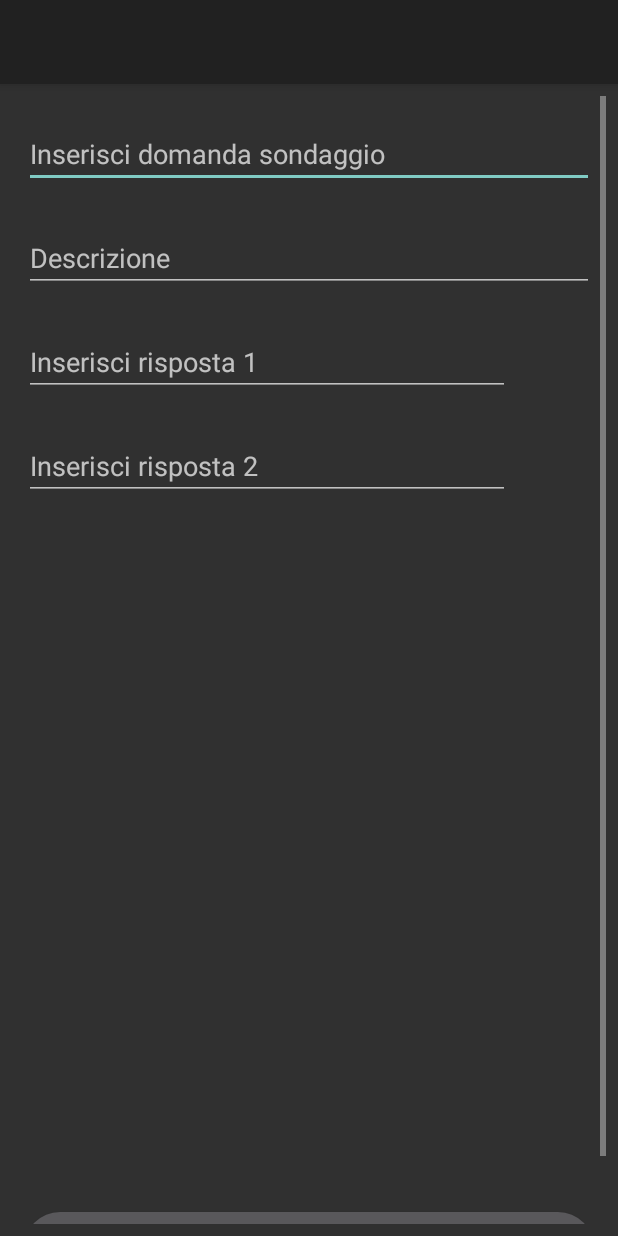
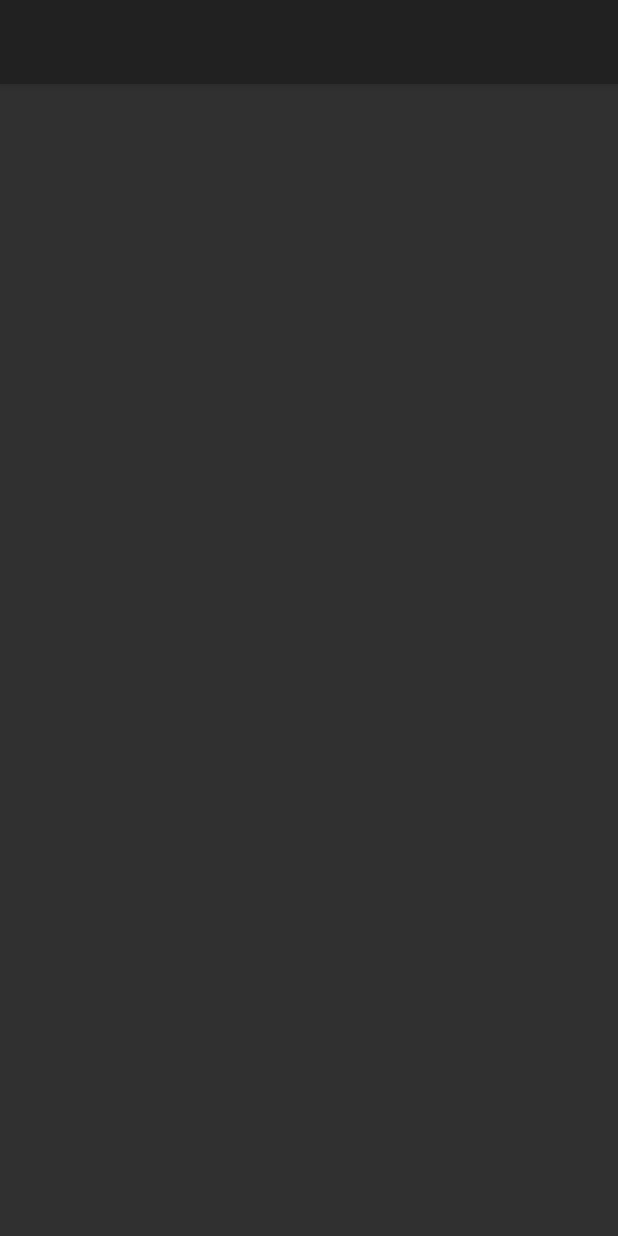
Before and after one commit to Gnagnom94/HouseworkCalendar, an Android app: the layout activity_aggiunta_sondaggio.xml on its own in the app's theme, with its tools: preview values and no code run, on a phone screen of 412 x 824 dp. Run offline under Robolectric (Android 15) with nearby library versions, the phone set to English and light mode, and no system bars.

Commit message:
Errore su AggiuntaSondaggio NullPointerException da risolvere

```diff
--- a/app/src/main/java/namenotfoundunica/houseworkcalendar/activity/AggiuntaSondaggio.java
+++ b/app/src/main/java/namenotfoundunica/houseworkcalendar/activity/AggiuntaSondaggio.java
@@ -37,18 +37,18 @@ public class AggiuntaSondaggio extends AppCompatActivity
         setSupportActionBar(toolbar);
         setupActionBar();
 
-        final TextView titolo_sondaggio = (TextView) findViewById(R.id.titolo_sondaggio);
+        /*final TextView titolo_sondaggio = (TextView) findViewById(R.id.titolo_sondaggio);
         final TextView descrizione_sondaggio = (TextView) findViewById(R.id.descrizione_sondaggio);
         final TextView risposta1 = (TextView) findViewById(R.id.Q1);
         final TextView risposta2 = (TextView) findViewById(R.id.addQ2);
-        Button send_survey = (Button) findViewById(R.id.send_survey);
+        Button send_survey = (Button) findViewById(R.id.send_survey);*/
 
         ListView lista_risposte = (ListView) findViewById(R.id.ListAnswer);
         final List<String> risposte = new ArrayList<String>();
         CustomAdapter custom = new CustomAdapter(AggiuntaSondaggio.this, R.layout.custom_addq_layout,risposte);
         lista_risposte.setAdapter(custom);
 
-        send_survey.setOnClickListener(new View.OnClickListener()
+        /*send_survey.setOnClickListener(new View.OnClickListener()
         {
             @Override
             public void onClick(View v)
@@ -64,27 +64,26 @@ public class AggiuntaSondaggio extends AppCompatActivity
                 startActivity(backToSurvey);
 
             }
-        });
+        });*/
 
 
     }
     public class CustomAdapter extends ArrayAdapter
     {
         private Context mContext;
-        private List<String> risposte;
+        private List<String> risposte = new ArrayList<String>();
         private LayoutInflater inflater;
         private int count = 0;
 
         public CustomAdapter(@NonNull Context mContext, int resource, List<String> risposte)
         {
             super(mContext, resource, risposte);
-            this.risposte = risposte;
             inflater = LayoutInflater.from(mContext);
         }
 
         public int getCount()
         {
-            return risposte.size()+1;
+            return risposte.size()+5;
         }
         public long getItemId(int position)
         {
@@ -93,13 +92,38 @@ public class AggiuntaSondaggio extends AppCompatActivity
         @Override
         public View getView(final int position, View convertView, ViewGroup parent)
         {
-            if(inflater==null)
+            if (inflater == null)
             {
-                inflater= (LayoutInflater) mContext.getSystemService(Context.LAYOUT_INFLATER_SERVICE);
+                inflater = (LayoutInflater) mContext.getSystemService(Context.LAYOUT_INFLATER_SERVICE);
             }
-            if(convertView==null)
+
+            if(position <= 3) {
+                switch (position) {
+                    case 0:
+                        convertView = inflater.inflate(R.layout.custom_firsttw_layout, parent, false);
+
+                        return convertView;
+                    case 1:
+                        convertView = inflater.inflate(R.layout.custom_firsttw_layout, parent, false);
+
+                        return convertView;
+
+                    case 2:
+                        convertView = inflater.inflate(R.layout.custom_secondtw_layout, parent, false);
+
+                        return convertView;
+
+                    case 3:
+                        convertView = inflater.inflate(R.layout.custom_secondtw_layout, parent, false);
+
+                        return convertView;
+                }
+            }
+            if(position > 3)
             {
-                convertView=inflater.inflate(R.layout.custom_addq_layout,parent,false);
+                if (convertView == null)
+                {
+                    convertView = inflater.inflate(R.layout.custom_addq_layout, parent, false);
                 }
 
                 final ImageButton piu = (ImageButton) convertView.findViewById(R.id.addQ);
@@ -108,8 +132,7 @@ public class AggiuntaSondaggio extends AppCompatActivity
                 piu.setOnClickListener(new View.OnClickListener()
                 {
                     @Override
-                public void onClick(View v)
-                {
+                    public void onClick(View v) {
                         risposte.add("prova");
                         piu.setVisibility(View.GONE);
                         meno.setVisibility(View.VISIBLE);
@@ -119,27 +142,22 @@ public class AggiuntaSondaggio extends AppCompatActivity
                 meno.setOnClickListener(new View.OnClickListener()
                 {
                     @Override
-                public void onClick(View v)
-                {
-                    risposte.remove(position);
+                    public void onClick(View v) {
+//                        risposte.remove(position);
                         piu.setVisibility(View.VISIBLE);
                         notifyDataSetChanged();
                     }
                 });
 
 
-
-
-
-
-
                 return convertView;
+            }
+            return null;
         }
 
 
 
     }
-
 
     private void setupActionBar()
     {
--- a/app/src/main/res/layout/content_aggiunta_sondaggio.xml
+++ b/app/src/main/res/layout/content_aggiunta_sondaggio.xml
@@ -6,94 +6,6 @@
     android:layout_height="match_parent"
     tools:context=".activity.AggiuntaSondaggio">
 
-    <ScrollView
-        android:layout_width="match_parent"
-        android:layout_height="match_parent"
-        app:layout_constraintBottom_toBottomOf="parent"
-        app:layout_constraintEnd_toEndOf="parent"
-        app:layout_constraintStart_toStartOf="parent"
-        app:layout_constraintTop_toTopOf="parent">
-
-        <LinearLayout
-            android:layout_width="match_parent"
-            android:layout_height="wrap_content"
-            android:gravity="bottom"
-            android:orientation="vertical">
-
-            <android.support.constraint.ConstraintLayout
-                android:layout_width="match_parent"
-                android:layout_height="match_parent"
-                android:minHeight="800dp"
-                android:orientation="vertical">
-
-                <android.support.design.widget.TextInputEditText
-                    android:id="@+id/titolo_sondaggio"
-                    android:layout_width="match_parent"
-                    android:layout_height="wrap_content"
-                    android:layout_marginEnd="8dp"
-                    android:layout_marginStart="8dp"
-                    android:layout_marginTop="16dp"
-                    android:hint="Inserisci domanda sondaggio"
-                    android:inputType="text"
-                    app:layout_constraintEnd_toEndOf="parent"
-                    app:layout_constraintHorizontal_bias="1.0"
-                    app:layout_constraintStart_toStartOf="parent"
-                    app:layout_constraintTop_toTopOf="parent" />
-
-                <EditText
-                    android:id="@+id/addQ2"
-                    android:layout_width="0dp"
-                    android:layout_height="wrap_content"
-                    android:layout_marginEnd="8dp"
-                    android:layout_marginStart="8dp"
-                    android:layout_marginTop="24dp"
-                    android:ems="10"
-                    android:hint="Inserisci risposta 2"
-                    android:inputType="textPersonName"
-                    android:singleLine="false"
-                    android:visibility="visible"
-                    app:layout_constraintEnd_toStartOf="@+id/imageButton"
-                    app:layout_constraintStart_toStartOf="parent"
-                    app:layout_constraintTop_toBottomOf="@+id/Q1" />
-
-                <ImageButton
-                    android:id="@+id/imageButton"
-                    android:layout_width="wrap_content"
-                    android:layout_height="wrap_content"
-                    android:layout_marginEnd="8dp"
-                    android:layout_marginTop="24dp"
-                    android:visibility="invisible"
-                    app:layout_constraintEnd_toEndOf="parent"
-                    app:layout_constraintTop_toBottomOf="@+id/descrizione_sondaggio"
-                    app:srcCompat="@drawable/ic_add" />
-
-                <EditText
-                    android:id="@+id/Q1"
-                    android:layout_width="0dp"
-                    android:layout_height="wrap_content"
-                    android:layout_marginEnd="8dp"
-                    android:layout_marginStart="8dp"
-                    android:layout_marginTop="24dp"
-                    android:ems="10"
-                    android:hint="Inserisci risposta 1"
-                    android:inputType="textPersonName"
-                    app:layout_constraintEnd_toStartOf="@+id/imageButton"
-                    app:layout_constraintStart_toStartOf="parent"
-                    app:layout_constraintTop_toBottomOf="@+id/descrizione_sondaggio" />
-
-                <android.support.design.widget.TextInputEditText
-                    android:id="@+id/descrizione_sondaggio"
-                    android:layout_width="0dp"
-                    android:layout_height="wrap_content"
-                    android:layout_marginEnd="8dp"
-                    android:layout_marginStart="8dp"
-                    android:layout_marginTop="24dp"
-                    android:hint="Descrizione"
-                    android:inputType="text"
-                    app:layout_constraintEnd_toEndOf="parent"
-                    app:layout_constraintHorizontal_bias="0.0"
-                    app:layout_constraintStart_toStartOf="parent"
-                    app:layout_constraintTop_toBottomOf="@+id/titolo_sondaggio" />
 
     <ListView
         android:id="@+id/ListAnswer"
@@ -102,37 +14,9 @@
         android:layout_marginBottom="8dp"
         android:layout_marginEnd="8dp"
         android:layout_marginStart="8dp"
-                    android:layout_marginTop="16dp"
-                    app:layout_constraintBottom_toTopOf="@+id/send_survey"
-                    app:layout_constraintEnd_toEndOf="parent"
-                    app:layout_constraintHorizontal_bias="0.0"
-                    app:layout_constraintStart_toStartOf="parent"
-                    app:layout_constraintTop_toBottomOf="@+id/addQ2" />
-
-                <Button
-                    android:id="@+id/send_survey"
-                    android:layout_width="0dp"
-                    android:layout_height="wrap_content"
-                    android:layout_alignParentBottom="true"
-                    android:layout_marginBottom="8dp"
-                    android:layout_marginEnd="8dp"
-                    android:layout_marginStart="8dp"
-                    android:background="@drawable/rounded_button"
-                    android:foreground="@drawable/ripple_circle"
-                    android:text="Crea sondaggio"
+        android:layout_marginTop="8dp"
         app:layout_constraintBottom_toBottomOf="parent"
         app:layout_constraintEnd_toEndOf="parent"
-                    app:layout_constraintHorizontal_bias="0.0"
-                    app:layout_constraintStart_toStartOf="parent" />
-
-
+        app:layout_constraintStart_toStartOf="parent"
+        app:layout_constraintTop_toTopOf="parent" />
 </android.support.constraint.ConstraintLayout>
-
-
-        </LinearLayout>
-
-
-    </ScrollView>
-
-
-</android.support.constraint.ConstraintLayout>
```
Lines whose indentation alone changed are shown as unchanged.
